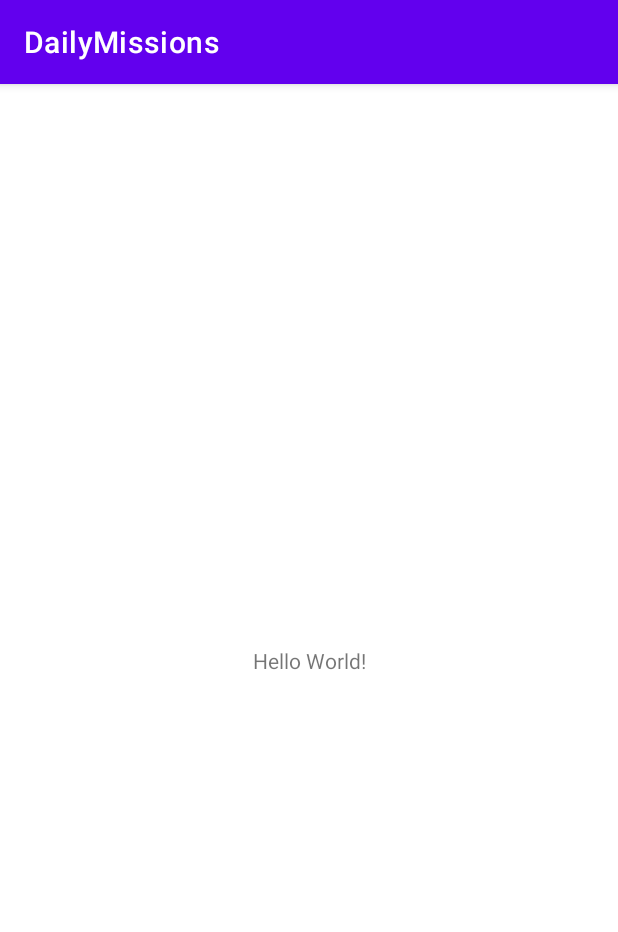
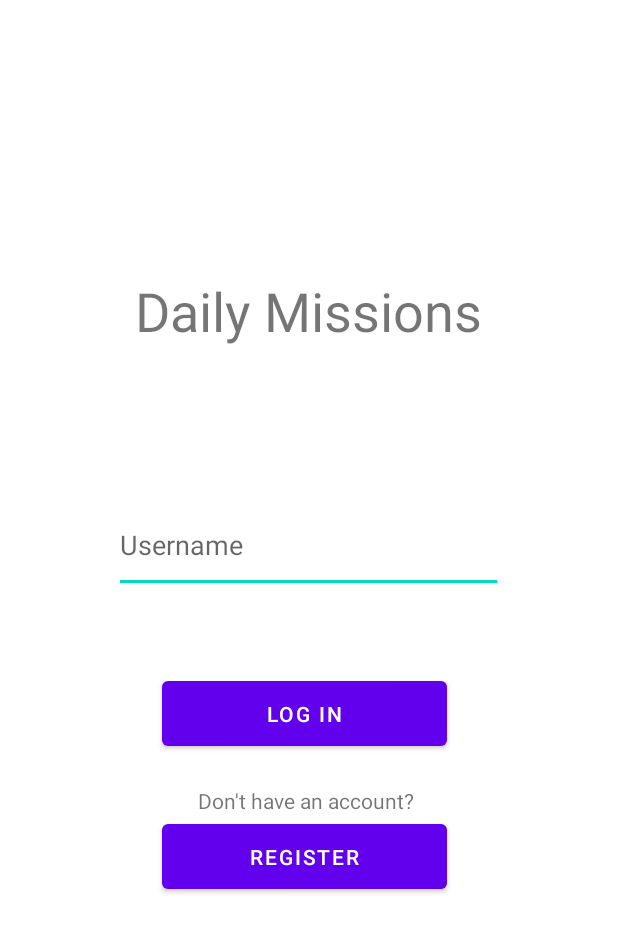
Before and after one commit to ErielVasan/DailyMissions, an Android app: the screen it shows after launch (MainActivity before the commit, LoginActivity after it), on a phone screen of 412 x 824 dp. Shown: the top 932 px of the screen. Run offline under Robolectric (Android 15) with nearby library versions, the phone set to English and light mode, and no system bars.

Commit message:
LoginActivity layout
Renamed MainActivity to LoginActivity and created its basic layout

```diff
--- a/app/src/main/AndroidManifest.xml
+++ b/app/src/main/AndroidManifest.xml
@@ -9,7 +9,7 @@
         android:roundIcon="@mipmap/ic_launcher_round"
         android:supportsRtl="true"
         android:theme="@style/Theme.DailyMissions">
-        <activity android:name=".MainActivity">
+        <activity android:name=".LoginActivity">
             <intent-filter>
                 <action android:name="android.intent.action.MAIN" />
 
--- a/app/src/main/java/com/example/dailymissions/MainActivity.kt
+++ b/app/src/main/java/com/example/dailymissions/LoginActivity.kt
@@ -3,9 +3,9 @@ package com.example.dailymissions
 import androidx.appcompat.app.AppCompatActivity
 import android.os.Bundle
 
-class MainActivity : AppCompatActivity() {
+class LoginActivity : AppCompatActivity() {
     override fun onCreate(savedInstanceState: Bundle?) {
         super.onCreate(savedInstanceState)
-        setContentView(R.layout.activity_main)
+        setContentView(R.layout.activity_login)
     }
 }
--- /dev/null
+++ b/app/src/main/res/layout/activity_login.xml
@@ -0,0 +1,70 @@
+<?xml version="1.0" encoding="utf-8"?>
+    <androidx.constraintlayout.widget.ConstraintLayout xmlns:android="http://schemas.android.com/apk/res/android"
+    xmlns:app="http://schemas.android.com/apk/res-auto"
+    xmlns:tools="http://schemas.android.com/tools"
+    android:layout_width="match_parent"
+    android:layout_height="match_parent"
+    tools:context=".LoginActivity">
+
+
+    <TextView
+        android:id="@+id/appNameTextView"
+        android:layout_width="326dp"
+        android:layout_height="91dp"
+        android:gravity="center"
+        android:text="@string/app_name"
+        android:textSize="36sp"
+        app:layout_constraintBottom_toBottomOf="parent"
+        app:layout_constraintHorizontal_bias="0.494"
+        app:layout_constraintLeft_toLeftOf="parent"
+        app:layout_constraintRight_toRightOf="parent"
+        app:layout_constraintTop_toTopOf="parent"
+        app:layout_constraintVertical_bias="0.22" />
+
+    <EditText
+        android:id="@+id/usernamePlainText"
+        android:layout_width="259dp"
+        android:layout_height="63dp"
+        android:layout_marginStart="76dp"
+        android:layout_marginLeft="76dp"
+        android:layout_marginTop="332dp"
+        android:ems="10"
+        android:hint="@string/username_hint"
+        android:inputType="textPersonName"
+        app:layout_constraintStart_toStartOf="parent"
+        app:layout_constraintTop_toTopOf="parent"
+        android:autofillHints="username" />
+
+    <Button
+        android:id="@+id/loginButton"
+        android:layout_width="190dp"
+        android:layout_height="55dp"
+        android:layout_marginStart="108dp"
+        android:layout_marginLeft="108dp"
+        android:layout_marginTop="448dp"
+        android:text="@string/log_in_text"
+        app:layout_constraintStart_toStartOf="parent"
+        app:layout_constraintTop_toTopOf="parent" />
+
+    <TextView
+        android:id="@+id/noAccountTextView"
+        android:layout_width="wrap_content"
+        android:layout_height="wrap_content"
+        android:layout_marginStart="132dp"
+        android:layout_marginLeft="132dp"
+        android:layout_marginTop="524dp"
+        android:text="@string/noAccount_text"
+        app:layout_constraintStart_toStartOf="parent"
+        app:layout_constraintTop_toTopOf="parent" />
+
+    <Button
+        android:id="@+id/registerButton"
+        android:layout_width="190dp"
+        android:layout_height="55dp"
+        android:layout_marginStart="108dp"
+        android:layout_marginLeft="108dp"
+        android:text="@string/register_text"
+        app:layout_constraintStart_toStartOf="parent"
+        app:layout_constraintTop_toBottomOf="@+id/noAccountTextView" />
+
+</androidx.constraintlayout.widget.ConstraintLayout>
--- a/app/src/main/res/layout/activity_main.xml
+++ /dev/null
@@ -1,18 +0,0 @@
-<?xml version="1.0" encoding="utf-8"?>
-<androidx.constraintlayout.widget.ConstraintLayout xmlns:android="http://schemas.android.com/apk/res/android"
-    xmlns:app="http://schemas.android.com/apk/res-auto"
-    xmlns:tools="http://schemas.android.com/tools"
-    android:layout_width="match_parent"
-    android:layout_height="match_parent"
-    tools:context=".MainActivity">
-
-    <TextView
-        android:layout_width="wrap_content"
-        android:layout_height="wrap_content"
-        android:text="Hello World!"
-        app:layout_constraintBottom_toBottomOf="parent"
-        app:layout_constraintLeft_toLeftOf="parent"
-        app:layout_constraintRight_toRightOf="parent"
-        app:layout_constraintTop_toTopOf="parent" />
-
-</androidx.constraintlayout.widget.ConstraintLayout>
--- a/app/src/main/res/values-night/themes.xml
+++ b/app/src/main/res/values-night/themes.xml
@@ -1,6 +1,6 @@
 <resources xmlns:tools="http://schemas.android.com/tools">
     <!-- Base application theme. -->
-    <style name="Theme.DailyMissions" parent="Theme.MaterialComponents.DayNight.DarkActionBar">
+    <style name="Theme.DailyMissions" parent="Theme.MaterialComponents.DayNight.NoActionBar">
         <!-- Primary brand color. -->
         <item name="colorPrimary">@color/purple_200</item>
         <item name="colorPrimaryVariant">@color/purple_700</item>
--- a/app/src/main/res/values/strings.xml
+++ b/app/src/main/res/values/strings.xml
@@ -1,3 +1,7 @@
 <resources>
-    <string name="app_name">DailyMissions</string>
+    <string name="app_name">Daily Missions</string>
+    <string name="username_hint">Username</string>
+    <string name="log_in_text">Log in</string>
+    <string name="noAccount_text">Don\'t have an account?</string>
+    <string name="register_text">Register</string>
 </resources>
--- a/app/src/main/res/values/themes.xml
+++ b/app/src/main/res/values/themes.xml
@@ -1,6 +1,6 @@
 <resources xmlns:tools="http://schemas.android.com/tools">
     <!-- Base application theme. -->
-    <style name="Theme.DailyMissions" parent="Theme.MaterialComponents.DayNight.DarkActionBar">
+    <style name="Theme.DailyMissions" parent="Theme.MaterialComponents.DayNight.NoActionBar">
         <!-- Primary brand color. -->
         <item name="colorPrimary">@color/purple_500</item>
         <item name="colorPrimaryVariant">@color/purple_700</item>
@@ -10,7 +10,7 @@
         <item name="colorSecondaryVariant">@color/teal_700</item>
         <item name="colorOnSecondary">@color/black</item>
         <!-- Status bar color. -->
-        <item name="android:statusBarColor" tools:targetApi="l">?attr/colorPrimaryVariant</item>
+        <item name="android:statusBarColor" tools:targetApi="l">?attr/colorOnSecondary</item>
         <!-- Customize your theme here. -->
     </style>
 </resources>
```
